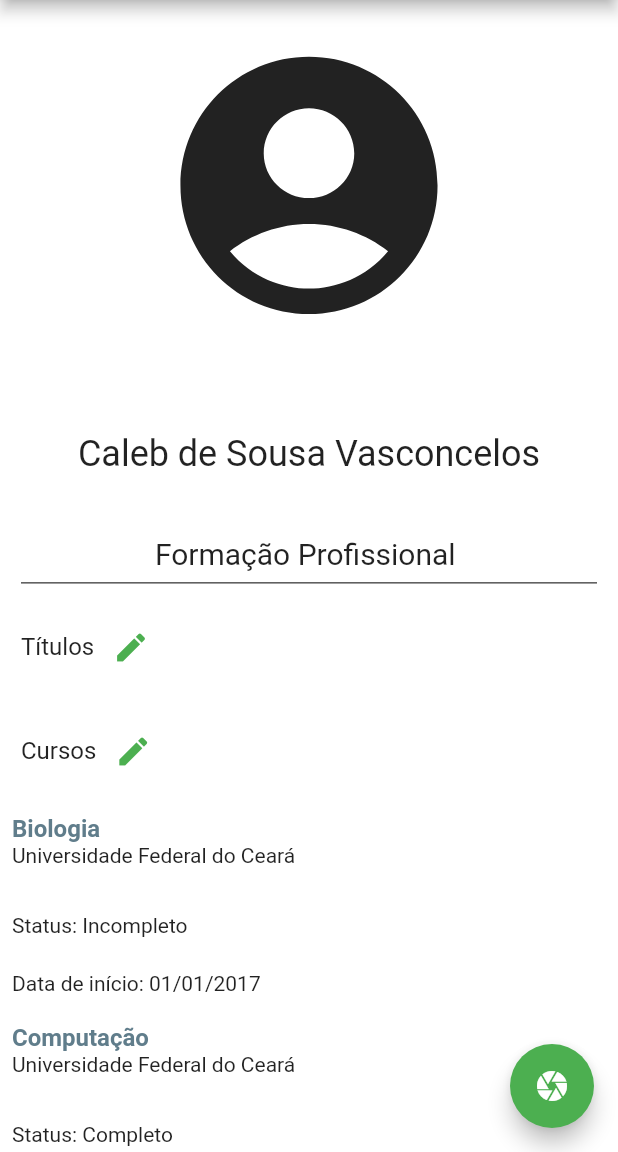
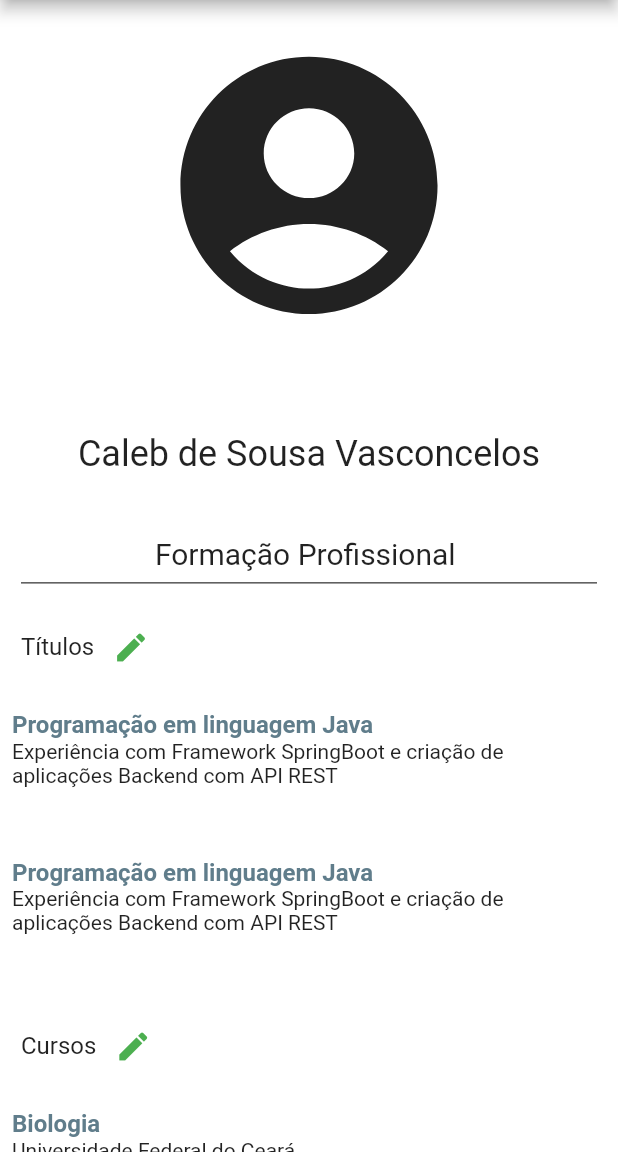
Before and after one commit to Patautista/CurriculoVirtual, a Flutter app: the screen it shows after launch, on a phone screen of 412 x 824 dp, the part 84-1236 px from its top. Run offline on Flutter 3.47's test engine with Material 2 defaults, Android fonts, the phone set to English and light mode, and no system bars; our stand-ins replace image_picker, permission_handler, share.

Commit message:
Função de compartilhamento e edição de cursos.

```diff
--- a/lib/service/Capturer.dart
+++ b/lib/service/Capturer.dart
@@ -15,7 +15,7 @@ class Capturer extends StatelessWidget {
       child: OverRepaintBoundary(
         key: overRepaintKey,
         child: RepaintBoundary(
-            child: Container(color: Colors.white,child: child == null? Container(): child)
+            child: Container(color: Colors.white, child: child == null? Container(): child)
         ),
       ),
     );
--- a/lib/service/CurriculoObject.dart
+++ b/lib/service/CurriculoObject.dart
@@ -16,13 +16,13 @@ class CurriculoObject{
   String email;
 }
 class Titulo {
-  Titulo(this.resumo, this.titulo);
+  Titulo({this.resumo, this.titulo});
 
   String titulo;
   String resumo;
 }
 class Curso {
-  Curso(this.data, this.titulo, this.status, this.instituicao);
+  Curso({this.data, this.titulo, this.status, this.instituicao});
 
   String titulo;
   String data;
--- a/lib/telas/CurriculoTela.dart
+++ b/lib/telas/CurriculoTela.dart
@@ -40,7 +40,7 @@ class _CurriculoTelaState extends State<CurriculoTela> {
   bool editmode_titl = false;
   bool editmode_prof = false;
   bool editmode_img = false;
-  bool printmode = true;
+  bool printmode = false;
 
   ui.Image curriculoImage = null;
 
@@ -51,8 +51,7 @@ class _CurriculoTelaState extends State<CurriculoTela> {
     var renderObject = globalKey.currentContext.findRenderObject();
 
     RenderRepaintBoundary boundary = renderObject;
-    ui.Image captureImage = await boundary.toImage();
-    setState(() => curriculoImage = captureImage);
+    ui.Image captureImage = await boundary.toImage(pixelRatio: 2.0);
 
     ByteData byteData = await captureImage.toByteData(format: ui.ImageByteFormat.png);
     Uint8List pngBytes = byteData.buffer.asUint8List();
@@ -61,7 +60,8 @@ class _CurriculoTelaState extends State<CurriculoTela> {
     imgFile.writeAsBytes(pngBytes);
     print(imgFile.path);
 
-    Share.shareFiles(['$path/screenshot.png'], text: 'Great picture');
+    Share.shareFiles(['$path/screenshot.png'], text: 'Meu currículo');
+    setState(() => printmode = !printmode);
   }
 
   File _image;
@@ -134,26 +134,19 @@ class _CurriculoTelaState extends State<CurriculoTela> {
 
   void initState() {
     super.initState();
-    perfilController.addListener(() {
-      final text = perfilController.text.toLowerCase();
-      perfilController.value = perfilController.value.copyWith(
-        text: text,
-        selection:
-        TextSelection(baseOffset: text.length, extentOffset: text.length),
-        composing: TextRange.empty,
-      );
-    });
 
     curriculo = widget.curriculo;
     ///Testes.
 
-    Titulo tituloteste = Titulo("Programação em linguagem Java", "ExperiênciacomFrameworkSpringBootecriação de aplicações Backend com API REST");
     List<Curso> cursos = <Curso> [
-      Curso("01/01/2017", "Biologia" , "Incompleto", "Universidade Federal do Ceará"),
-      Curso("08/05/2019", "Computação" , "Completo", "Universidade Federal do Ceará"),
-      Curso("08/05/2019", "Computação" , "Completo", "Universidade Federal do Ceará")
+      Curso(data:"01/01/2017", titulo: "Biologia" , status: "Incompleto", instituicao: "Universidade Federal do Ceará"),
+      Curso(data:"04/03/2019", titulo: "Computação" , status: "Completo", instituicao: "Universidade Federal do Ceará"),
+      Curso(data:"31/05/2019", titulo: "Direito" , status: "Completo", instituicao: "Universidade Federal do Ceará")
     ];
-    List<Titulo> titulos = <Titulo> [tituloteste, tituloteste];
+    List<Titulo> titulos = <Titulo> [
+      Titulo(titulo:"Programação em linguagem Java", resumo: "Experiência com Framework SpringBoot e criação de aplicações Backend com API REST"),
+      Titulo(titulo:"Programação em linguagem Java", resumo: "Experiência com Framework SpringBoot e criação de aplicações Backend com API REST")
+    ];
     curriculo = new CurriculoObject("caleb.kart@gmail.com", true, "Idiomas.", cursos,
         titulos, "Gosto de aprender.", "84028922", "Caleb de Sousa Vasconcelos");
 
@@ -183,7 +176,10 @@ class _CurriculoTelaState extends State<CurriculoTela> {
   @override
   Widget build(BuildContext context) {
 
-     final Random random = Random();
+    if(printmode){
+      Future.delayed(const Duration(milliseconds: 100), () {compartilharCurriculo();});
+    }
+
     final alturaTela = MediaQuery.of(context).size.height;
 
     List<Widget> corpoCurriculo = [
@@ -274,21 +270,128 @@ class _CurriculoTelaState extends State<CurriculoTela> {
                       'Títulos ',
                       style: subtitulo,
                     ),
-
+                    printmode?
+                        Container()
+                        :
                         Container(
                           height: alturaTela*0.05,
                           width: alturaTela*0.05,
-                      child: IconButton(icon: Icon(Icons.create, size: alturaTela*0.03,),
+                          child:  IconButton(icon: Icon(Icons.create, size: alturaTela*0.03,),
                             color: color,
                             onPressed: (){
                               setState(() {
-                            editmode_curs = !editmode_curs;
+                                editmode_titl = !editmode_titl;
                               });
                             },),
                         )
                   ],
                 ),
               ),
+              editmode_titl?
+              Column(
+                children: [
+                  Form(
+                    //key: GlobalKey<FormState>(),
+                    autovalidateMode: AutovalidateMode.always,
+                    onChanged: () {
+                      //Form.of(primaryFocus.context).save();
+                    },
+                    child: ListView.builder(
+                      addAutomaticKeepAlives: true,
+                      physics: ScrollPhysics(),
+                      shrinkWrap: true,
+                      itemCount: curriculo.listaCursos.length,
+                      itemBuilder: (BuildContext context, int index){
+                        return Column(
+                            children: [
+                              SizedBox(height: alturaTela*0.05),
+                              ConstrainedBox(
+                                constraints: BoxConstraints.tight(Size(alturaTela*0.55, alturaTela*0.08)),
+                                child: TextFormField(
+                                  onChanged: (text) {
+                                    print("First text field: $text");
+                                  },
+                                  controller: editorCursos[index]["cursoController"],
+                                  decoration: InputDecoration(
+                                      hintText: "Nome do Curso"
+                                  ),
+                                  onSaved: (String value) {
+                                    print(editorCursos[index]["cursoController"].text);
+                                  },
+                                ),
+                              ),
+                              ConstrainedBox(
+                                constraints: BoxConstraints.tight(Size(alturaTela*0.55, alturaTela*0.08)),
+                                child: TextFormField(
+                                  onChanged: (text) {
+                                    print("First text field: $text");
+                                  },
+                                  controller: editorCursos[index]["instituicaoController"],
+                                  decoration: InputDecoration(
+                                      hintText: "Nome da Instituição"
+                                  ),
+                                  onSaved: (String value) {
+                                    print(editorCursos[index]["instituicaoController"].text);
+                                  },
+                                ),
+                              ),
+                              ConstrainedBox(
+                                constraints: BoxConstraints.tight(Size(alturaTela*0.55, alturaTela*0.08)),
+                                child: TextFormField(
+                                  controller: editorCursos[index]["statusController"],
+                                  decoration: InputDecoration(
+                                      hintText: "Status do curso"
+                                  ),
+                                  onSaved: (String value) {
+                                    print('Value for field ');
+                                  },
+                                ),
+                              ),
+                              ConstrainedBox(
+                                constraints: BoxConstraints.tight(Size(alturaTela*0.55, alturaTela*0.08)),
+                                child: TextField(
+                                  controller: editorCursos[index]["dataController"],
+                                  decoration: InputDecoration(
+                                      hintText: "Status do curso"
+                                  ),
+                                ),
+                              ),
+                            ]
+                        );
+                      },
+                    ),
+                  ),
+                  Padding(
+                    padding: const EdgeInsets.symmetric(vertical: 16.0),
+                    child: RaisedButton(
+                      color: color,
+                      textColor: Colors.white,
+                      onPressed: () {
+                        for(int i=0; i < curriculo.listaCursos.length; i++){
+                          setState(() {
+                            curriculo.listaCursos[i].titulo = editorCursos[i]["cursoController"].text;
+                            curriculo.listaCursos[i].instituicao = editorCursos[i]["instituicaoController"].text;
+                            curriculo.listaCursos[i].status = editorCursos[i]["statusController"].text;
+                            curriculo.listaCursos[i].data = editorCursos[i]["dataController"].text;
+                          });
+                        }
+                        setState(() {
+                          editmode_curs = !editmode_curs;
+                        });
+                        /*
+                              if (_formKey.currentState.validate()) {
+                                // If the form is valid, display a Snackbar.
+                                Scaffold.of(context).showSnackBar(SnackBar(content: Text('Processing Data')));
+                              }
+                               */
+                      },
+                      child: Text('Salvar'),
+                    ),
+                  ),
+                ],
+              )
+                  :
+              listarTitulos(curriculo.listaTitulos, alturaTela, conteudo),
               Padding(
                 padding: const EdgeInsets.all(14.0),
                 child: Row(
@@ -298,6 +401,9 @@ class _CurriculoTelaState extends State<CurriculoTela> {
                       'Cursos ',
                       style: subtitulo,
                     ),
+                    printmode?
+                    Container()
+                        :
                     Container(
                       height: alturaTela*0.05,
                       width: alturaTela*0.05,
@@ -428,6 +534,9 @@ class _CurriculoTelaState extends State<CurriculoTela> {
                     'Informações suplementares ',
                     style: titulo,
                   ),
+                  printmode?
+                  Container()
+                      :
                   Container(
                     height: alturaTela*0.05,
                     width: alturaTela*0.05,
@@ -560,6 +669,9 @@ class _CurriculoTelaState extends State<CurriculoTela> {
                     'Informações para contato ',
                     style: titulo,
                   ),
+                  printmode?
+                  Container()
+                      :
                   Container(
                     height: alturaTela*0.05,
                     width: alturaTela*0.05,
@@ -683,7 +795,6 @@ class _CurriculoTelaState extends State<CurriculoTela> {
               )
             ],
           ),
-          printmode? SizedBox() : SizedBox(height: alturaTela*0.15,)
         ],
       ),
     ];
@@ -691,37 +802,25 @@ class _CurriculoTelaState extends State<CurriculoTela> {
     return Scaffold(
       appBar: AppBar(
         actions: [
-          IconButton(icon: Icon(Icons.share, color: Colors.white,), onPressed: compartilharCurriculo)
+          IconButton(icon: Icon(Icons.share, color: Colors.white,),
+              onPressed: (){
+                setState(() => printmode = !printmode);
+              })
         ],
         title: Text(widget.title),
       ),
       body: Capturer(
-          child: true? Column(
+          child: Column(
             children: corpoCurriculo,
-          )
-              : Container(
-              height: alturaTela,
-              child: ListView(
-                children: corpoCurriculo,
-              )
           ),
           overRepaintKey: globalKey,
-      ),
-      floatingActionButton: curriculoImage == null
-          ? FloatingActionButton(
-        child: Icon(Icons.camera),
-        onPressed: () async {},
-      )
-          : FloatingActionButton(
-        onPressed: () => setState(() => curriculoImage = null),
-        child: Icon(Icons.remove),
       ),
     );
   }
 }
 
 
-Widget listarTitulos(List<Curso> titulos, double alturaTela, TextStyle conteudo){
+Widget listarTitulos(List<Titulo> titulos, double alturaTela, TextStyle conteudo){
   return ListView.builder(
     physics: ScrollPhysics(),
     shrinkWrap: true,
@@ -730,33 +829,14 @@ Widget listarTitulos(List<Curso> titulos, double alturaTela, TextStyle conteudo)
       return Padding(
         padding: const EdgeInsets.all(8.0),
         child: Container(
-          height: alturaTela * 0.15,
+          height: alturaTela * 0.1,
           child: Column(
             children: [
               Align(child: Text(titulos[index].titulo,
                   style: TextStyle(fontSize: 16, fontWeight: FontWeight.bold, color: Colors.blueGrey)),
                 alignment: Alignment.centerLeft,
               ),
-              Align(child: Text(titulos[index].instituicao, style: conteudo), alignment: Alignment.centerLeft,),
-              Expanded(flex: 2, child: SizedBox()),
-              Expanded(
-                  flex: 3,
-                  child: Row(
-                    children: [
-                      Text("Status: "),
-                      Text(titulos[index].status, style: conteudo),
-                    ],
-                  )),
-              Expanded(flex: 1, child: SizedBox()),
-              Expanded(
-                  flex: 2,
-                  child: Row(
-                    children: [
-                      Text("Data de início: "),
-                      Text(titulos[index].data, style: conteudo),
-                    ],
-                  )
-              )
+              Align(child: Text(titulos[index].resumo, style: conteudo), alignment: Alignment.centerLeft,),
             ],
           ),
         ),
```
Lines whose indentation alone changed are shown as unchanged.
